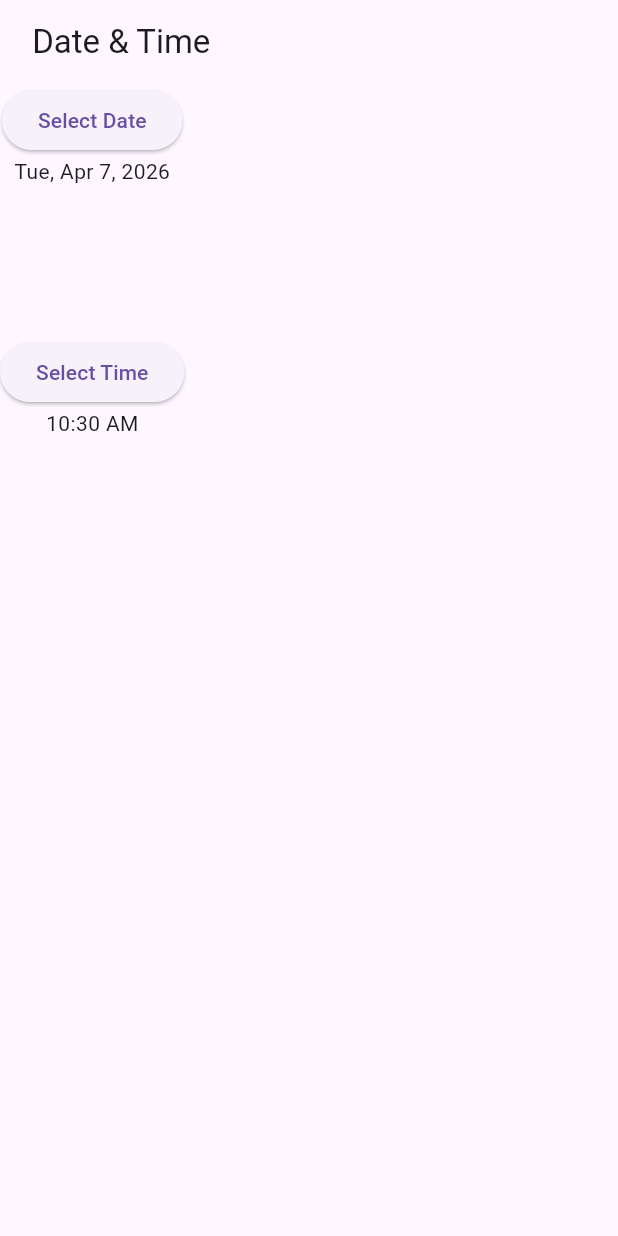
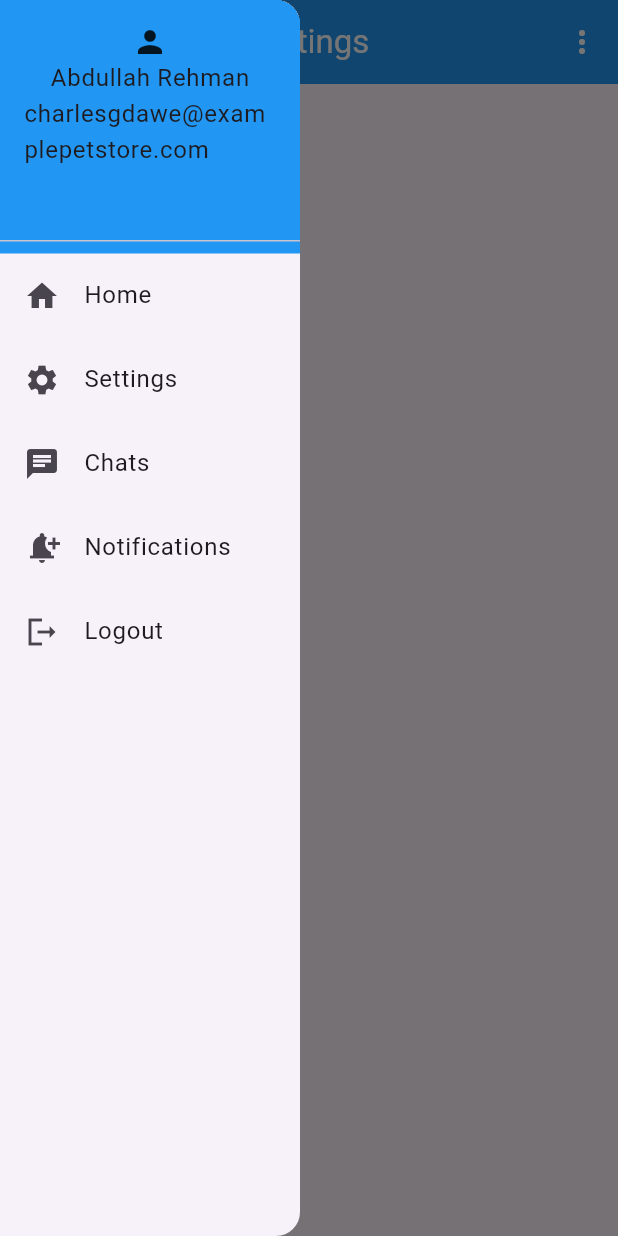
Before and after one commit to AbRehman536/kinza_frontend, a Flutter app: the screen it shows after launch, with the side drawer open (before the commit the screen has no drawer), on a phone screen of 412 x 824 dp. Run offline on Flutter 3.47's test engine with Material 3 defaults, Android fonts, the phone set to English and light mode, and no system bars; our stand-ins replace smooth_page_indicator.

Commit message:
Drawer and PopUp done

```diff
--- a/lib/main.dart
+++ b/lib/main.dart
@@ -9,6 +9,7 @@ import 'package:kinza_frontend/images.dart';
 import 'package:kinza_frontend/instagram_post.dart';
 import 'package:kinza_frontend/list_tile.dart';
 import 'package:kinza_frontend/login_validation.dart';
+import 'package:kinza_frontend/menu.dart';
 import 'package:kinza_frontend/nested_row_column.dart';
 import 'package:kinza_frontend/pageview.dart';
 import 'package:kinza_frontend/single_selection.dart';
@@ -30,10 +31,11 @@ class MyApp extends StatelessWidget {
   @override
   Widget build(BuildContext context) {
     return MaterialApp(
+      debugShowCheckedModeBanner: false,
       title: 'Flutter Demo',
       theme: ThemeData(
       ),
-      home: DateTimePickerDemo(),
+      home: PopUpMenu(),
     );
   }
 }
--- /dev/null
+++ b/lib/menu.dart
@@ -0,0 +1,84 @@
+import 'package:flutter/material.dart';
+import 'package:kinza_frontend/login_validation.dart';
+
+class PopUpMenu extends StatefulWidget {
+  const PopUpMenu({super.key});
+
+  @override
+  State<PopUpMenu> createState() => _PopUpMenuState();
+}
+
+class _PopUpMenuState extends State<PopUpMenu> {
+  @override
+  Widget build(BuildContext context) {
+    return Scaffold(
+      appBar: AppBar(
+        title: Text("Settings"),
+        centerTitle: true,
+        backgroundColor: Colors.blue,
+        foregroundColor: Colors.white,
+        actions: [
+          PopupMenuButton(itemBuilder: (BuildContext context) {
+            return [
+              PopupMenuItem(child: Row(
+                children: [
+                  Icon(Icons.edit),
+                  Text("Edit"),
+                ],
+              )),
+              PopupMenuItem(child: Text("Duplicate")),
+              PopupMenuItem(child: Text("Save as PDF")),
+              PopupMenuItem(child: Text("Send Email")),
+            ];
+          },),
+
+        ],
+      ),
+      drawer: Container(
+        width: 200,
+        child: Drawer(
+          child: ListView(
+            children: [
+              Container(
+                decoration: BoxDecoration(
+                  color: Colors.blue
+                ),
+                child: DrawerHeader(child: Column(children: [
+                  Icon(Icons.person),
+                  Text("Abdullah Rehman"),
+                  Text("charlesgdawe@examplepetstore.com")
+                ],)),
+              ),
+              ListTile(
+                onTap: (){
+                  Navigator.push(context, MaterialPageRoute(builder: (context)=> LoginValidation()));
+                },
+                leading: Icon(Icons.home),
+                title: Text("Home"),
+              ),
+              ListTile(
+                leading: Icon(Icons.settings),
+                title: Text("Settings"),
+              ),
+              ListTile(
+                leading: Icon(Icons.chat),
+                title: Text("Chats"),
+              ),
+              ListTile(
+                leading: Icon(Icons.notification_add),
+                title: Text("Notifications"),
+              ),
+              ListTile(
+                onTap: (){
+                  Navigator.pop(context);
+                },
+                leading: Icon(Icons.logout_sharp),
+                title: Text("Logout"),
+              ),
+            ],
+          ),
+        ),
+      ),
+    );
+  }
+}
```
